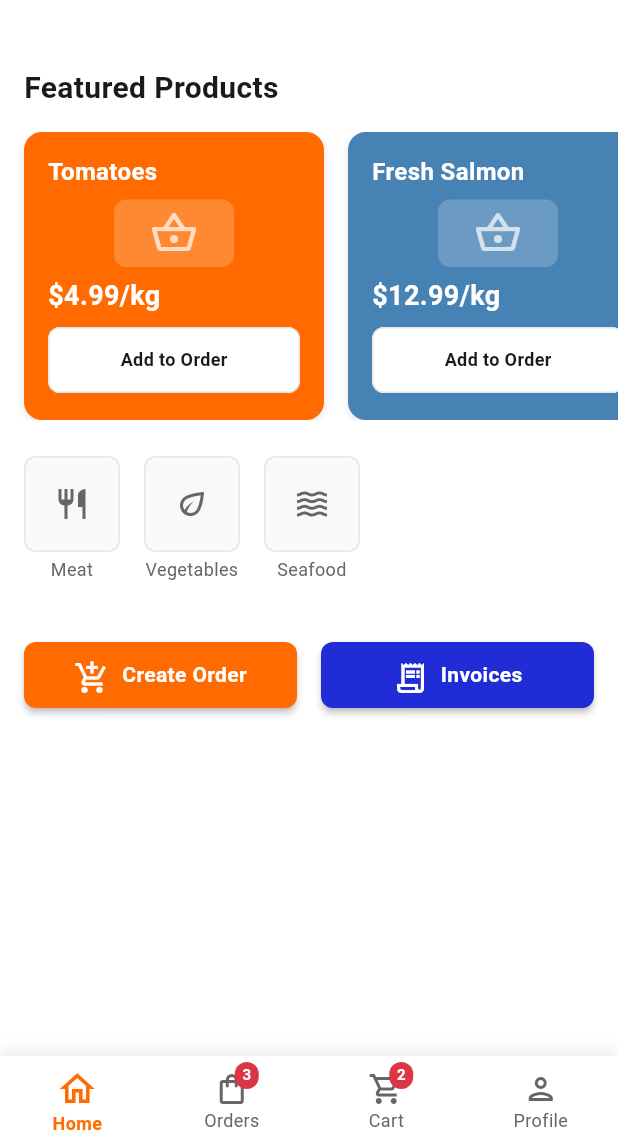
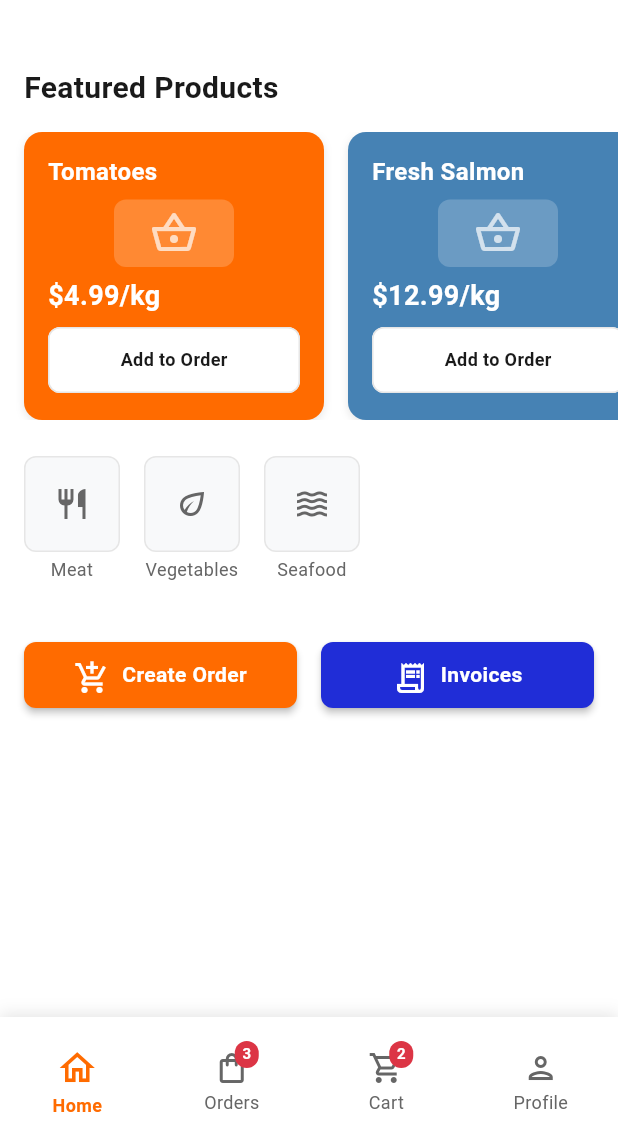
Before and after one commit to bePIRRO/supplier_app, a Flutter app: the screen it shows after launch, on a phone screen of 412 x 824 dp, the part 90-1236 px from its top. Run offline on Flutter 3.47's test engine with Material 3 defaults, Android fonts, the phone set to English and light mode, and no system bars.

Commit message:
Update bottom navigation height and adjust spacing for improved layout

```diff
--- a/lib/design/spacing.dart
+++ b/lib/design/spacing.dart
@@ -102,7 +102,7 @@ class AppSizes {
 
   // App bar and navigation
   static const double appBarHeight = 56.0;
-  static const double bottomNavHeight = 60.0;
+  static const double bottomNavHeight = 86.0;
   static const double tabBarHeight = 48.0;
 
   // Product card specific (from design)
--- a/lib/widgets/bottom_navigation.dart
+++ b/lib/widgets/bottom_navigation.dart
@@ -95,7 +95,6 @@ class _NavBarItem extends StatelessWidget {
             mainAxisSize: MainAxisSize.min,
             mainAxisAlignment: MainAxisAlignment.center,
             children: [
-              // Icon with badge
               Stack(
                 clipBehavior: Clip.none,
                 children: [
@@ -110,7 +109,7 @@ class _NavBarItem extends StatelessWidget {
               ),
 
               if (showLabel) ...[
-                const SizedBox(height: 2),
+                const SizedBox(height: 4),
                 Text(
                   item.label,
                   style: AppTypography.navigationLabel.copyWith(
```
